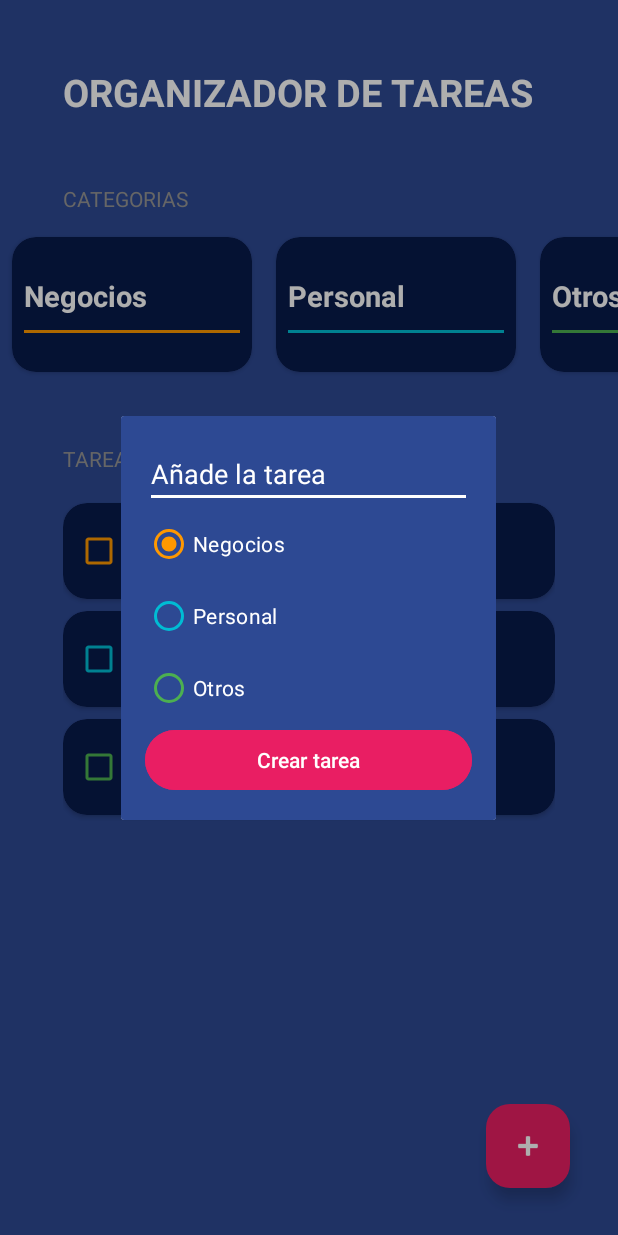
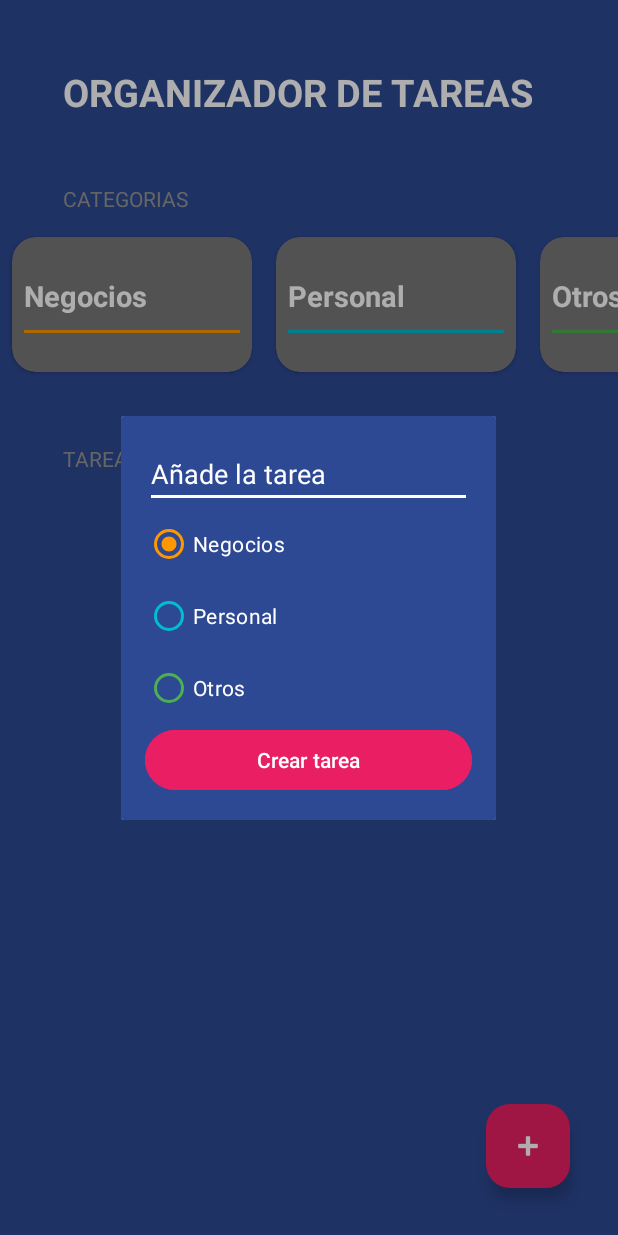
Before and after one commit to antialop/To-Do-List-Tasks, an Android app: the screen it shows after launch (MainActivity), after a tap on "TODO", on a phone screen of 412 x 824 dp. Run offline under Robolectric (Android 15) with nearby library versions, the phone set to English and light mode, and no system bars; 3 other taps on this screen came first.

Commit message:
final commit

```diff
--- a/app/src/main/java/com/example/taskmanager/CategoriesAdapter.kt
+++ b/app/src/main/java/com/example/taskmanager/CategoriesAdapter.kt
@@ -4,7 +4,7 @@ import android.view.LayoutInflater
 import android.view.ViewGroup
 import androidx.recyclerview.widget.RecyclerView
 
-class CategoriesAdapter(private val categories: List<TaskCategory>) :
+class CategoriesAdapter(private val categories: List<TaskCategory>,private val onItemSelected:(Int)-> Unit) :
     RecyclerView.Adapter<CategoriesViewHolder>() {
     override fun onCreateViewHolder(parent: ViewGroup, viewType: Int): CategoriesViewHolder {
         val view =
@@ -19,7 +19,7 @@ class CategoriesAdapter(private val categories: List<TaskCategory>) :
 
 
     override fun onBindViewHolder(holder: CategoriesViewHolder, position: Int) {
-        holder.render(categories[position])
+        holder.render(categories[position],onItemSelected)
     }
 
 }
--- a/app/src/main/java/com/example/taskmanager/CategoriesViewHolder.kt
+++ b/app/src/main/java/com/example/taskmanager/CategoriesViewHolder.kt
@@ -1,35 +1,47 @@
 package com.example.taskmanager
 
-import android.content.ContextParams
 import android.view.View
 import android.widget.TextView
+import androidx.cardview.widget.CardView
 import androidx.core.content.ContextCompat
 import androidx.recyclerview.widget.RecyclerView
 
 class CategoriesViewHolder(view: View) : RecyclerView.ViewHolder(view) {
-        private val tvCategoryName: TextView = view.findViewById(R.id.tvCategoryName)
-        private val divider: View = view.findViewById(R.id.divider)
-    fun render(taskCategory: TaskCategory) {
-        tvCategoryName.text = "EJEMPLO"
+    private val tvCategoryName: TextView = view.findViewById(R.id.tvCategoryName)
+    private val divider: View = view.findViewById(R.id.divider)
+    private val viewContainer: CardView = view.findViewById(R.id.viewContainer)
+    fun render(taskCategory: TaskCategory, onItemSelected: (Int) -> Unit) {
 
-        when(taskCategory){
+        val color = if (taskCategory.isSelected) {
+            R.color.background_card
+        } else {
+            R.color.background_disabled
+        }
+
+        viewContainer.setCardBackgroundColor(ContextCompat.getColor(viewContainer.context,color))
+
+        itemView.setOnClickListener { onItemSelected(layoutPosition) }
+
+        when (taskCategory) {
             TaskCategory.Business -> {
                 tvCategoryName.text = "Negocios"
                 divider.setBackgroundColor(
-                    ContextCompat.getColor(divider.context,R.color.business_category)
+                    ContextCompat.getColor(divider.context, R.color.business_category)
                 )
 
             }
+
             TaskCategory.Other -> {
                 tvCategoryName.text = "Otros"
                 divider.setBackgroundColor(
-                    ContextCompat.getColor(divider.context,R.color.other_category)
+                    ContextCompat.getColor(divider.context, R.color.other_category)
                 )
             }
+
             TaskCategory.Personal -> {
                 tvCategoryName.text = "Personal"
                 divider.setBackgroundColor(
-                    ContextCompat.getColor(divider.context,R.color.personal_category)
+                    ContextCompat.getColor(divider.context, R.color.personal_category)
                 )
             }
         }
--- a/app/src/main/java/com/example/taskmanager/TaskAdapter.kt
+++ b/app/src/main/java/com/example/taskmanager/TaskAdapter.kt
@@ -4,7 +4,7 @@ import android.view.LayoutInflater
 import android.view.ViewGroup
 import androidx.recyclerview.widget.RecyclerView
 
-class TaskAdapter(private val tasks: List<Task>, private val onTaskSelected:(Int) -> Unit) :
+class TaskAdapter( var tasks: List<Task>, private val onTaskSelected:(Int) -> Unit) :
     RecyclerView.Adapter<TaskViewHolder>() {
     override fun onCreateViewHolder(parent: ViewGroup, viewType: Int): TaskViewHolder {
         val view =
--- a/app/src/main/java/com/example/taskmanager/TaskCategory.kt
+++ b/app/src/main/java/com/example/taskmanager/TaskCategory.kt
@@ -1,6 +1,6 @@
 package com.example.taskmanager
 
-sealed class TaskCategory {
+sealed class TaskCategory(var isSelected:Boolean= true) {
     object Personal: TaskCategory()
     object Business: TaskCategory()
     object Other: TaskCategory()
--- a/app/src/main/res/layout/item_task_category.xml
+++ b/app/src/main/res/layout/item_task_category.xml
@@ -2,6 +2,7 @@
 <androidx.cardview.widget.CardView xmlns:android="http://schemas.android.com/apk/res/android"
     xmlns:app="http://schemas.android.com/apk/res-auto"
     xmlns:tools="http://schemas.android.com/tools"
+    android:id="@+id/viewContainer"
     android:layout_width="160dp"
     android:layout_height="90dp"
     android:layout_marginHorizontal="8dp"
```
Also changed, not shown: app/src/main/java/com/example/taskmanager/MainActivity.kt (+9 -1 lines).
